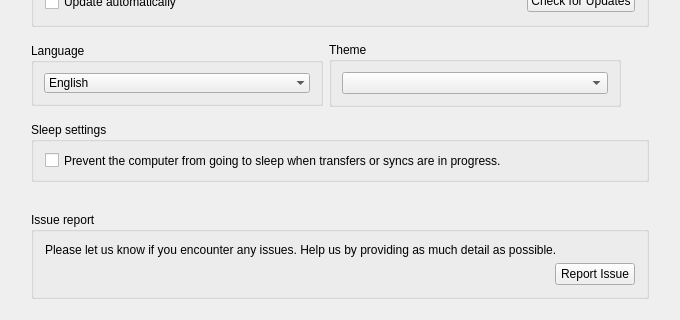
Qt form src/MEGASync/gui/ui/SettingsDialog.ui (meganz/MEGAsync) before a commit; both pictures show x 0 to 680 and y 219 to 539 of the 680 by 887 pixel window.
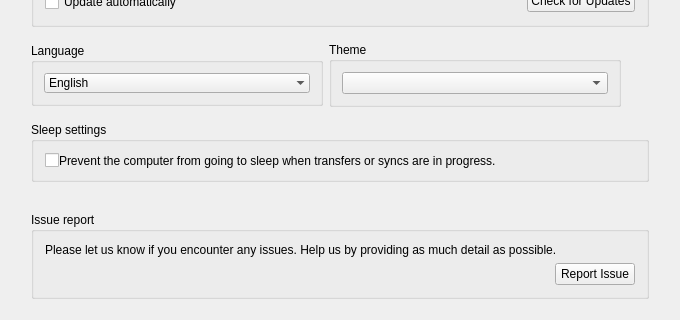
The same form after that commit. Icons and pictures are not drawn. Custom widgets are drawn as their Qt base class.

Commit message: SNC-3941 : Remove unused components from css & update padding on sleep checkbox.

The edit to the form file:
```diff
--- a/src/MEGASync/gui/ui/SettingsDialog.ui
+++ b/src/MEGASync/gui/ui/SettingsDialog.ui
@@ -905,7 +905,7 @@
          </property>
          <layout class="QHBoxLayout" name="horizontalLayout_6">
           <property name="spacing">
-           <number>5</number>
+           <number>0</number>
           </property>
           <item>
            <widget class="QCheckBox" name="cbSleepMode">
```
The commit also changes 1 other file.
